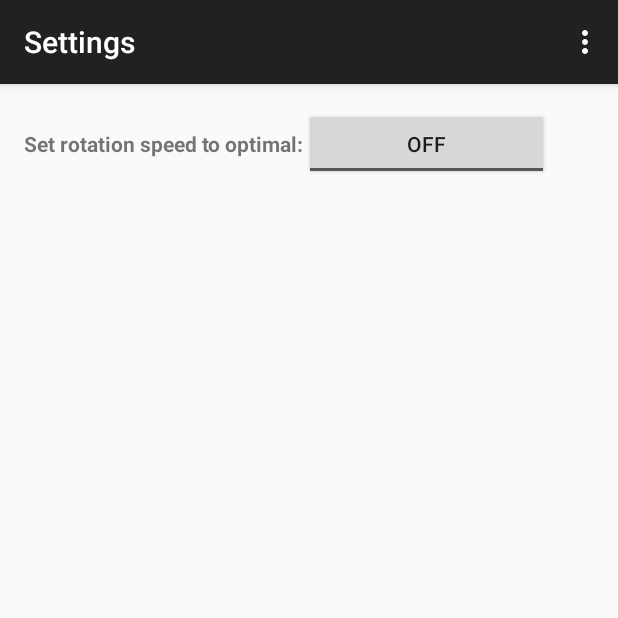
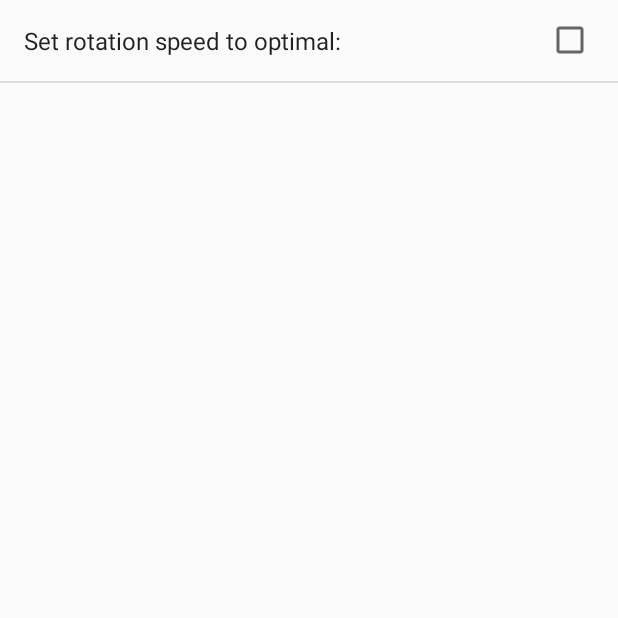
Before and after one commit to avoupavou/NewtonsDisc, an Android app: the screen it shows after launch (Settings), in the options menu, after a tap on "Settings", on a phone screen of 412 x 824 dp, the top half of it. Run offline under Robolectric (Android 15) with nearby library versions, the phone set to English and light mode, and no system bars.

Commit message:
Settings update
Settings activity extends PreferenceActivity;
Settings activity use preferences resource;
preferences.xml added under R.xml;
checkbox added in preferences.xml;
GlRenderer reads preferences toogling disc autoratotion;
R.layout.settings_layout deleted never used;
String.xml additions and clean up;
code clean up;

```diff
--- a/app/src/main/java/com/avoupavou/newtonsdisc/GlRenderer.java
+++ b/app/src/main/java/com/avoupavou/newtonsdisc/GlRenderer.java
@@ -1,6 +1,7 @@
 package com.avoupavou.newtonsdisc;
 
 import android.content.Context;
+import android.content.SharedPreferences;
 import android.opengl.GLSurfaceView;
 
 import javax.microedition.khronos.egl.EGLConfig;
@@ -8,6 +9,10 @@ import javax.microedition.khronos.opengles.GL10;
 
         import android.opengl.GLSurfaceView;
         import android.opengl.GLU;
+import android.preference.Preference;
+import android.preference.PreferenceManager;
+
+import java.util.prefs.Preferences;
 
 /**
  * Provides drawing instructions for a GLSurfaceView object. This class
@@ -18,17 +23,18 @@ import javax.microedition.khronos.opengles.GL10;
  *   <li>{@link android.opengl.GLSurfaceView.Renderer#onSurfaceChanged}</li>
  * </ul>
  */
-public class GlRenderer implements GLSurfaceView.Renderer {
+public class GlRenderer  implements GLSurfaceView.Renderer {
 
     private Square 		square;		// the square
     private Context 	context;
     private float mAngle;
     private int speed;
+    private SharedPreferences sharedPref;
     /** Constructor to set the handed over context */
     public GlRenderer(Context context) {
         this.context = context;
         mAngle=0;
-        speed=0;
+        speed=144;
         // initialise the square
         this.square = new Square();
     }
@@ -48,7 +54,7 @@ public class GlRenderer implements GLSurfaceView.Renderer {
         // is the same as moving the camera 5 units away
 //		gl.glScalef(0.5f, 0.5f, 0.5f);			// scale the square to 50%
         // otherwise it will be too large
-        mAngle+=144*speed;
+        mAngle+=speed;
         gl.glRotatef(mAngle, 0, 0, 1);
         square.draw(gl);						// Draw the triangle
 
@@ -70,6 +76,10 @@ public class GlRenderer implements GLSurfaceView.Renderer {
         gl.glMatrixMode(GL10.GL_MODELVIEW); 	//Select The Modelview Matrix
         gl.glLoadIdentity(); 					//Reset The Modelview Matrix
 
+        //Get preferences for disc speed pantazis.25.01.15
+        sharedPref = PreferenceManager.getDefaultSharedPreferences(this.context);
+        boolean speedOn = sharedPref.getBoolean("speed", false);
+        if(!speedOn) speed=0;
 
     }
 
@@ -99,6 +109,6 @@ public class GlRenderer implements GLSurfaceView.Renderer {
     public float getAngle(){
         return mAngle;
     }
-    public void setSpeed(int rotation){speed=rotation; }
+
 
 }
--- a/app/src/main/java/com/avoupavou/newtonsdisc/Settings.java
+++ b/app/src/main/java/com/avoupavou/newtonsdisc/Settings.java
@@ -1,20 +1,30 @@
 package com.avoupavou.newtonsdisc;
 
+import android.content.Context;
 import android.content.Intent;
+import android.content.SharedPreferences;
+import android.preference.PreferenceActivity;
 import android.support.v7.app.ActionBarActivity;
 import android.os.Bundle;
 import android.view.Menu;
 import android.view.MenuItem;
+import android.view.View;
+import android.widget.ToggleButton;
 
 import com.avoupavou.newtonsdisc.R;
 
 
-public class Settings extends ActionBarActivity {
+public class Settings extends PreferenceActivity {
+    public static final String KEY_PREF_SYNC_CONN = "pref_syncConnectionType";
+
+    private boolean speedOn;
 
     @Override
     protected void onCreate(Bundle savedInstanceState) {
         super.onCreate(savedInstanceState);
-        setContentView(R.layout.activity_settings);
+        addPreferencesFromResource(R.xml.preferences);
+        speedOn=false;
+
     }
 
 
@@ -25,25 +35,6 @@ public class Settings extends ActionBarActivity {
         return true;
     }
 
-    @Override
-    public boolean onOptionsItemSelected(MenuItem item) {
-        // Handle action bar item clicks here. The action bar will
-        // automatically handle clicks on the Home/Up button, so long
-        // as you specify a parent activity in AndroidManifest.xml.
-        int id = item.getItemId();
 
-        //noinspection SimplifiableIfStatement
-        if (id == R.id.action_about) {
-            openAbout();
-            return true;
-        }
-
-        return super.onOptionsItemSelected(item);
-    }
-
-    public void openAbout(){
-        Intent toAbout = new Intent(Settings.this, About.class);
-        startActivity(toAbout);
-    }
 
 }
--- a/app/src/main/java/com/avoupavou/newtonsdisc/WheelActivity.java
+++ b/app/src/main/java/com/avoupavou/newtonsdisc/WheelActivity.java
@@ -17,7 +17,6 @@ public class WheelActivity  extends Activity {
     /** The OpenGL view */
     private GLSurfaceView glSurfaceView;
     private GlRenderer mRenderer;
-    private int speed;
 
 
     /** Called when the activity is first created. */
@@ -59,7 +58,7 @@ public class WheelActivity  extends Activity {
         glSurfaceView.onPause();
     }
 
-    private final float TOUCH_SCALE_FACTOR = 180.0f /20;
+    private final float TOUCH_SCALE_FACTOR = 180.0f /20; //touch factor default = 180.0f / 320
     private float mPreviousX;
     private float mPreviousY;
 
@@ -94,7 +93,6 @@ public class WheelActivity  extends Activity {
                                 ((dx + dy) * TOUCH_SCALE_FACTOR));  // = 180.0f / 320
                 glSurfaceView.requestRender();
         }
-        mRenderer.setSpeed(speed);
 
         mPreviousX = x;
         mPreviousY = y;
--- a/app/src/main/res/layout/activity_settings.xml
+++ /dev/null
@@ -1,34 +0,0 @@
-<RelativeLayout xmlns:android="http://schemas.android.com/apk/res/android"
-    xmlns:tools="http://schemas.android.com/tools" android:layout_width="match_parent"
-    android:layout_height="match_parent" android:paddingLeft="@dimen/activity_horizontal_margin"
-    android:paddingRight="@dimen/activity_horizontal_margin"
-    android:paddingTop="@dimen/activity_vertical_margin"
-    android:paddingBottom="@dimen/activity_vertical_margin"
-    tools:context="com.example.pantazis.newtonwheel.Settings">
-
-    <TextView android:text="@string/auto_rotation" android:layout_width="wrap_content"
-        android:layout_height="wrap_content"
-        android:layout_alignParentLeft="true"
-        android:layout_alignParentStart="true"
-        android:layout_alignParentTop="true"
-        android:id="@+id/text_auto_rotation"
-        android:gravity="fill_vertical"
-        android:layout_alignParentEnd="false"
-        android:layout_alignBottom="@+id/toggleButton"
-        android:textStyle="bold" />
-
-    <ToggleButton
-        android:layout_width="wrap_content"
-        android:layout_height="wrap_content"
-        android:text="New ToggleButton"
-        android:id="@+id/toggleButton"
-        android:layout_alignParentTop="true"
-        android:layout_alignParentRight="true"
-        android:layout_alignParentEnd="false"
-        android:layout_marginRight="30dp"
-        android:layout_marginEnd="30dp"
-        android:layout_alignParentStart="false"
-        android:layout_toEndOf="@id/text_auto_rotation"
-        android:nestedScrollingEnabled="false" />
-
-</RelativeLayout>
--- a/app/src/main/res/values/strings.xml
+++ b/app/src/main/res/values/strings.xml
@@ -13,6 +13,6 @@
     <string name="About">Here goes text about the app</string>
     <string name="title_activity_about">About</string>
     <string name="title_activity_settings">Settings</string>
-    <string name="auto_rotation">Set rotation speed to optimal:</string>
+    <string name="speed_setting_button">Set rotation speed to optimal:</string>
 
 </resources>
--- /dev/null
+++ b/app/src/main/res/xml/preferences.xml
@@ -0,0 +1,7 @@
+<?xml version="1.0" encoding="utf-8"?>
+    <PreferenceScreen xmlns:android="http://schemas.android.com/apk/res/android">
+        <CheckBoxPreference
+            android:key="speed"
+            android:title="@string/speed_setting_button"
+            android:defaultValue="false" />
+    </PreferenceScreen>
```
